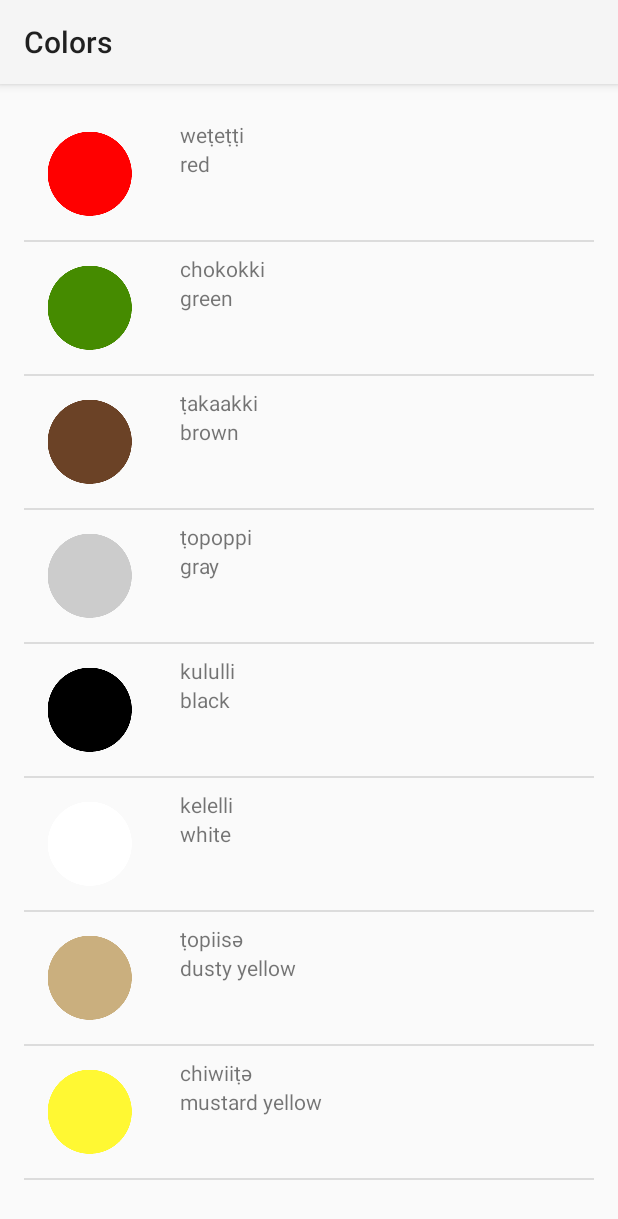
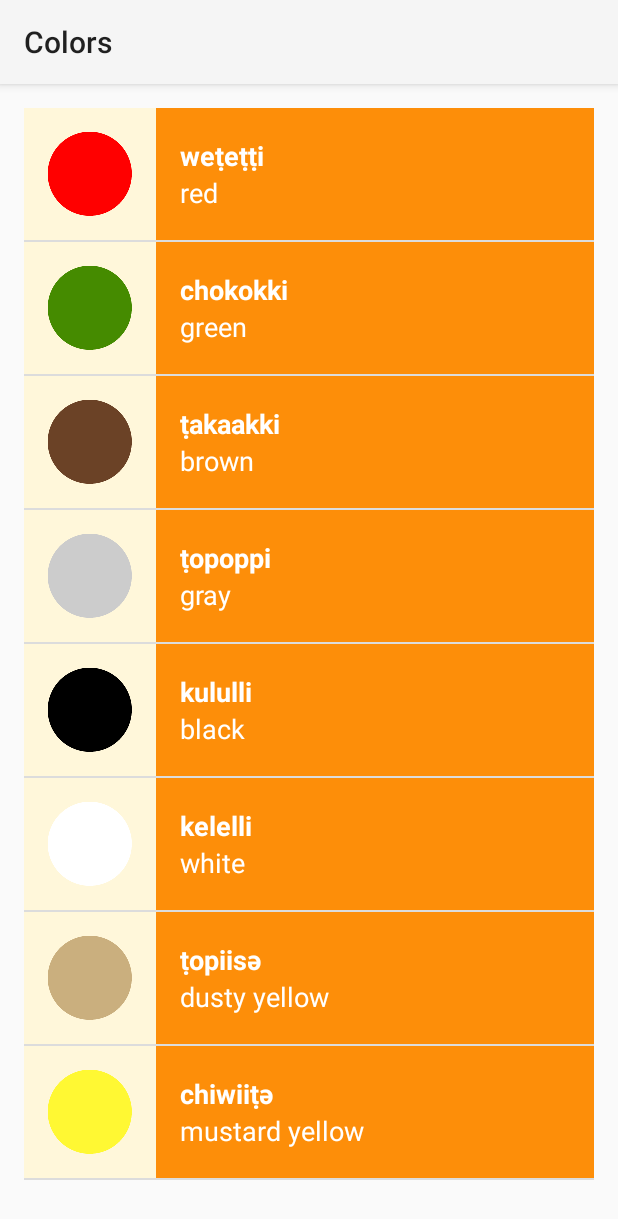
Before and after one commit to SonyaMoisset/miwok_ANDROID, an Android app: the ColorsActivity screen opened directly, with no data from a screen before it, on a phone screen of 412 x 824 dp. Shown: the top 1219 px of the screen. Run offline under Robolectric (Android 15) with nearby library versions, the phone set to English and light mode, and no system bars.

Commit message:
Update list_item.xml

```diff
--- a/app/src/main/res/layout/list_item.xml
+++ b/app/src/main/res/layout/list_item.xml
@@ -1,38 +1,45 @@
 <?xml version="1.0" encoding="utf-8"?>
 <LinearLayout
     xmlns:android="http://schemas.android.com/apk/res/android"
-    xmlns:app="http://schemas.android.com/apk/res-auto"
     xmlns:tools="http://schemas.android.com/tools"
     android:layout_width="match_parent"
-    android:layout_height="match_parent"
-    android:layout_margin="16dp"
+    android:layout_height="wrap_content"
+    android:background="@color/tan_background"
+    android:minHeight="@dimen/list_item_height"
     android:orientation="horizontal">
 
     <ImageView
         android:id="@+id/image"
-        android:layout_width="wrap_content"
-        android:layout_height="wrap_content"
-        app:srcCompat="@mipmap/ic_launcher"/>
+        android:layout_width="@dimen/list_item_height"
+        android:layout_height="@dimen/list_item_height"/>
 
     <LinearLayout
+        android:id="@+id/text_container"
         android:layout_width="match_parent"
-        android:layout_height="wrap_content"
+        android:layout_height="match_parent"
         android:orientation="vertical"
         android:paddingLeft="16dp"
-        android:paddingTop="8dp"
-        android:paddingBottom="16dp">
+        android:background="@color/category_numbers">
 
         <TextView
             android:id="@+id/miwok_text_view"
-            android:layout_width="wrap_content"
-            android:layout_height="wrap_content"
-            android:layout_alignParentTop="true"
+            android:layout_width="match_parent"
+            android:layout_height="0dp"
+            android:layout_weight="1"
+            android:gravity="bottom"
+            android:textAppearance="?android:textAppearanceMedium"
+            android:textColor="@android:color/white"
+            android:textStyle="bold"
             tools:text="lutti"/>
 
         <TextView
             android:id="@+id/default_text_view"
-            android:layout_width="wrap_content"
-            android:layout_height="wrap_content"
+            android:layout_width="match_parent"
+            android:layout_height="0dp"
+            android:layout_weight="1"
+            android:gravity="top"
+            android:textAppearance="?android:textAppearanceMedium"
+            android:textColor="@android:color/white"
             tools:text="one"/>
     </LinearLayout>
 </LinearLayout>
```
